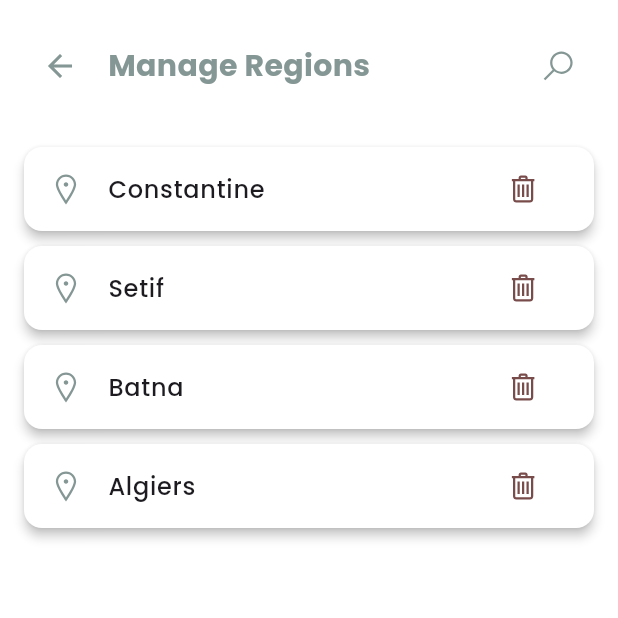
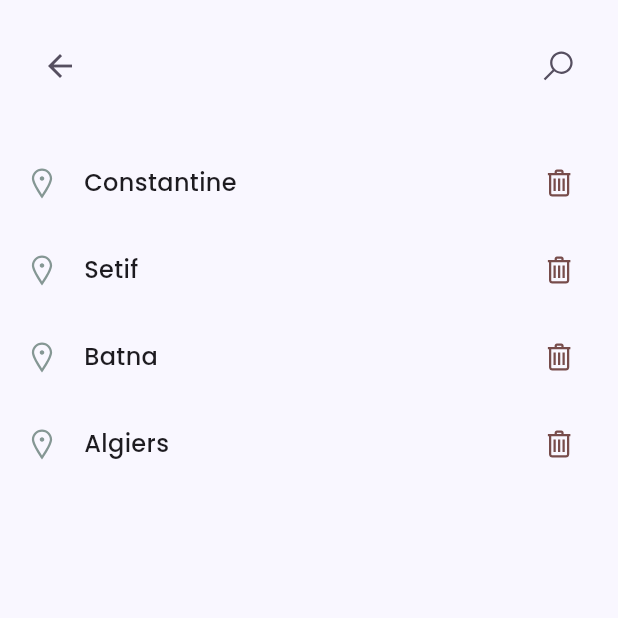
Before and after one commit to Hikarii308/AdminDAMupdate, a Flutter app: the ManageRegionsPage screen opened directly, on a phone screen of 412 x 824 dp, the top half of it. Run offline on Flutter 3.47's test engine with Material 3 defaults, Android fonts, the phone set to English and light mode, and no system bars; our stand-ins replace flutter_rating_bar, google_fonts, line_awesome_flutter, syncfusion_flutter_charts; network calls fail.

Commit message:
Update RegionManage.dart

```diff
--- a/lib/sidebar/RegionManage.dart
+++ b/lib/sidebar/RegionManage.dart
@@ -28,7 +28,6 @@ class _ManageRegionsPageState extends State<ManageRegionsPage> {
 
   void filterRegions(String query) {
     setState(() {
-
       searchQuery = query;
     });
   }
@@ -36,7 +35,7 @@ class _ManageRegionsPageState extends State<ManageRegionsPage> {
   @override
   Widget build(BuildContext context) {
     return Scaffold(
-      backgroundColor: Colors.white,
+      backgroundColor: lavenderlight,
       body: Column(
         children: [
           Padding(
@@ -44,26 +43,25 @@ class _ManageRegionsPageState extends State<ManageRegionsPage> {
             child: Row(
               children: [
                 IconButton(
-                  icon: const Icon(Icons.arrow_back, color: darkblue),
+                  icon: const Icon(Icons.arrow_back, color: graypurple1),
                   onPressed: () {
                     Navigator.pop(context);
                   },
                 ),
                 const SizedBox(width: 8),
                 Text(
-                  "Manage Regions",
+                  "",
                   style: GoogleFonts.poppins(
                     fontSize: 20,
                     fontWeight: FontWeight.bold,
-                    color: darkblue,
+                    color: graypurple1,
                   ),
                 ),
                 const Spacer(),
                 IconButton(
-                  icon: const Icon(LineAwesomeIcons.search, color: darkblue),
+                  icon: const Icon(LineAwesomeIcons.search, color: graypurple1),
                   onPressed: () {
                     showSearch(
-
                       context: context,
                       delegate: RegionSearchDelegate(
                         regions: regions,
@@ -76,9 +74,6 @@ class _ManageRegionsPageState extends State<ManageRegionsPage> {
             ),
           ),
           Expanded(
-            child: Container(
-
-              color: searchQuery.isEmpty ? Colors.white : Colors.white,
             child: ListView.builder(
               itemCount: regions
                   .where((region) => region.toLowerCase().contains(searchQuery.toLowerCase()))
@@ -89,32 +84,31 @@ class _ManageRegionsPageState extends State<ManageRegionsPage> {
                 final filteredRegions = regions
                     .where((region) => region.toLowerCase().contains(searchQuery.toLowerCase()))
                     .toList();
-                  return Card(
+                return Container(
                   margin: const EdgeInsets.only(bottom: 10),
-                    color: Colors.white,
-                    elevation: 3,
-                    shape: RoundedRectangleBorder(
-                      borderRadius: BorderRadius.circular(12),
-                    ),
-                    child: ListTile(
-                      leading: const Icon(LineAwesomeIcons.map_marker, color: darkblue),
-                      title: Text(
+                  color: Colors.transparent,
+                  child: Row(
+                    children: [
+                      const Icon(LineAwesomeIcons.map_marker, color: darkblue),
+                      const SizedBox(width: 16),
+                      Expanded(
+                        child: Text(
                           filteredRegions[index],
                           style: GoogleFonts.poppins(fontSize: 16, fontWeight: FontWeight.w500),
                         ),
-                      trailing: IconButton(
+                      ),
+                      IconButton(
                         icon: const Icon(LineAwesomeIcons.alternate_trash, color: redpink1),
                         onPressed: () => deleteRegion(index),
                       ),
+                    ],
                   ),
                 );
               },
             ),
           ),
-          ),
         ],
       ),
-
     );
   }
 }
```
Lines whose indentation alone changed are shown as unchanged.
